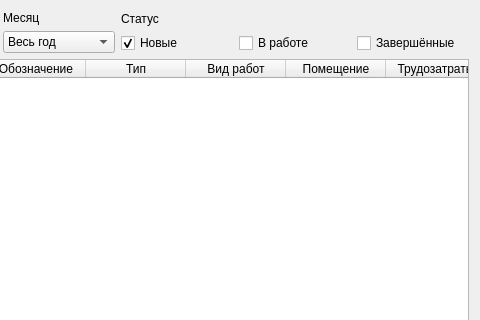
Above: raspform.ui from Balyaev-D-A/MFDB before the change; both pictures show x 767 to 1247 and y 0 to 320 of the 1247 by 679 pixel window. Below: the same form after it.
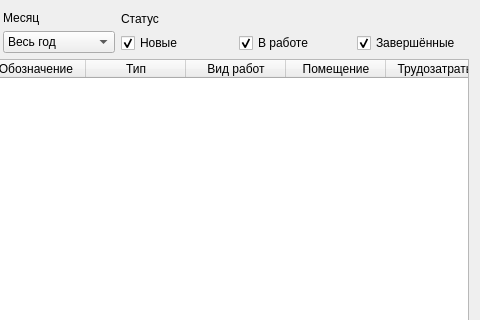
That is the form after the change. Custom widgets are drawn as their Qt base class.

The edit to the form file:
```diff
--- a/raspform.ui
+++ b/raspform.ui
@@ -521,6 +521,9 @@
                <property name="text">
                 <string>В работе</string>
                </property>
+               <property name="checked">
+                <bool>true</bool>
+               </property>
               </widget>
              </item>
             </layout>
@@ -548,6 +551,9 @@
                <property name="text">
                 <string>Завершённые</string>
                </property>
+               <property name="checked">
+                <bool>true</bool>
+               </property>
               </widget>
              </item>
             </layout>
```
